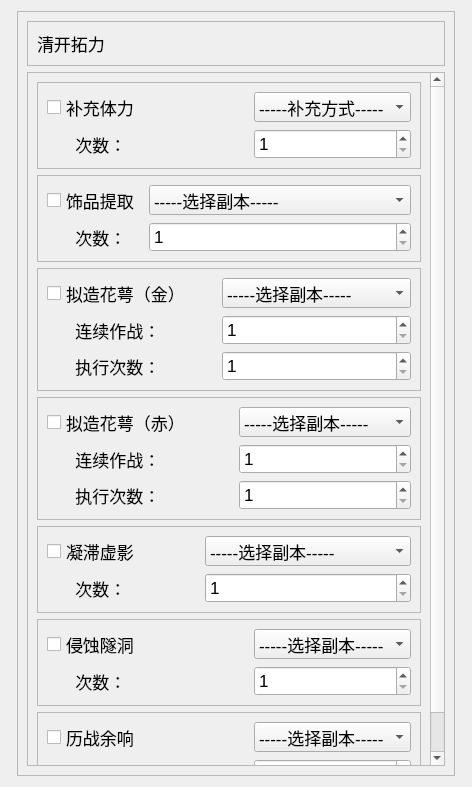
Qt form res/ui/set_07.ui (Shasnow/StarRailAssistant) before a commit.
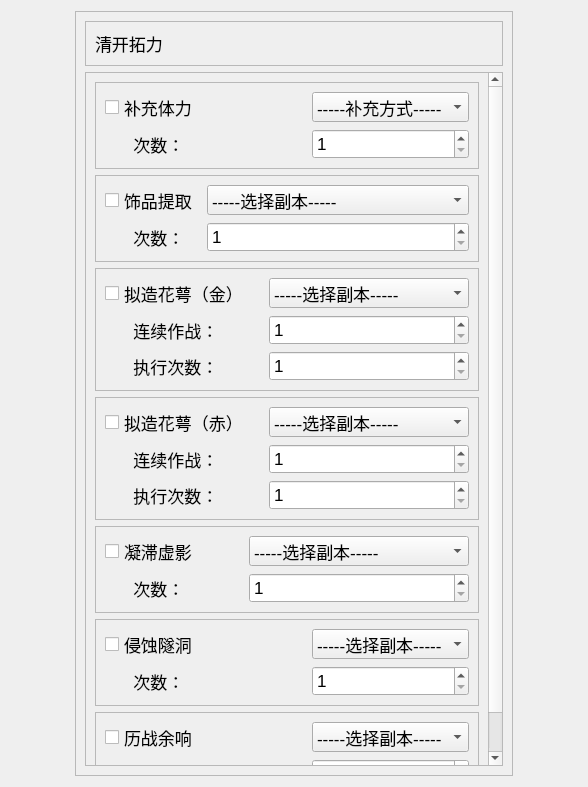
The same form after that commit.

```diff
--- a/res/ui/set_07.ui
+++ b/res/ui/set_07.ui
@@ -6,7 +6,7 @@
    <rect>
     <x>0</x>
     <y>0</y>
-    <width>472</width>
+    <width>588</width>
     <height>787</height>
    </rect>
   </property>
@@ -390,7 +390,7 @@
               <widget class="QComboBox" name="comboBox2_3_13">
                <property name="minimumSize">
                 <size>
-                 <width>0</width>
+                 <width>200</width>
                  <height>30</height>
                 </size>
                </property>
@@ -475,7 +475,7 @@
               <widget class="QComboBox" name="comboBox2_4_13">
                <property name="minimumSize">
                 <size>
-                 <width>0</width>
+                 <width>200</width>
                  <height>30</height>
                 </size>
                </property>
@@ -655,7 +655,7 @@
               <widget class="QComboBox" name="comboBox2_5_13">
                <property name="minimumSize">
                 <size>
-                 <width>0</width>
+                 <width>220</width>
                  <height>30</height>
                 </size>
                </property>
```
